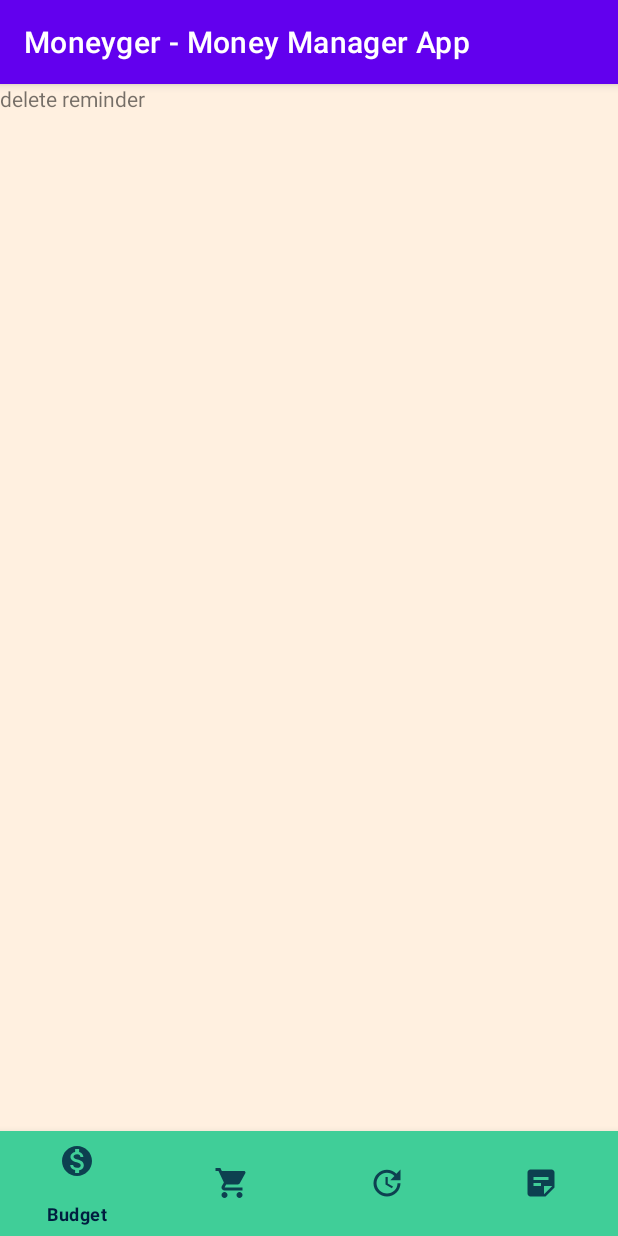
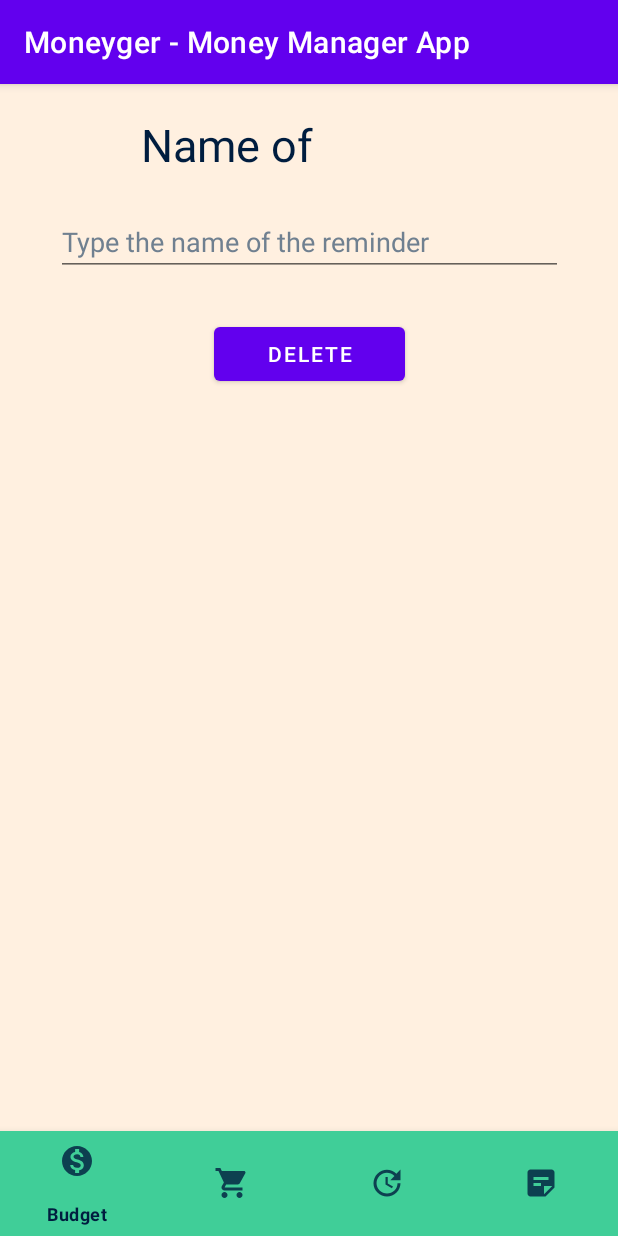
Before and after one commit to ZabrodinNN/moneyger_v2, an Android app: the fragment deleteReminder placed in its activity, on a phone screen of 412 x 824 dp. Run offline under Robolectric (Android 15) with nearby library versions, the light colour scheme and no system bars; our stand-ins replace Firebase (no records; nobody signed in at launch, a user with empty details on screens opened directly).

Commit message:
delete function

```diff
--- a/app/src/main/java/com/moneyger_v2/deleteReminder.java
+++ b/app/src/main/java/com/moneyger_v2/deleteReminder.java
@@ -4,16 +4,51 @@ import android.os.Bundle;
 
 import androidx.fragment.app.Fragment;
 
+import android.text.TextUtils;
+import android.util.Log;
 import android.view.LayoutInflater;
 import android.view.View;
 import android.view.ViewGroup;
+import android.widget.Button;
+import android.widget.EditText;
+import android.widget.TextView;
+import android.widget.Toast;
+
+import com.google.firebase.database.DataSnapshot;
+import com.google.firebase.database.DatabaseError;
+import com.google.firebase.database.DatabaseReference;
+import com.google.firebase.database.FirebaseDatabase;
+import com.google.firebase.database.ValueEventListener;
 
 public class deleteReminder extends Fragment {
+    View view;
+    EditText nameReminder;
+    Button fragmentButton;
+    Button deleteButton;
+    String name;
 
     @Override
     public View onCreateView(LayoutInflater inflater, ViewGroup container,
                              Bundle savedInstanceState) {
         // Inflate the layout for this fragment
-        return inflater.inflate(R.layout.fragment_delete_reminder, container, false);
+        view = inflater.inflate(R.layout.fragment_delete_reminder, container, false);
+        fragmentButton = (Button)view.findViewById(R.id.deleteReminder);
+
+        nameReminder = view.findViewById(R.id.nameReminder);
+        deleteButton = (Button) view.findViewById(R.id.deleteReminder);
+        deleteButton.setOnClickListener(new View.OnClickListener() {
+            @Override
+            public void onClick(View v) {
+                if (TextUtils.isEmpty(nameReminder.getText().toString()) || nameReminder.getText().toString().trim().isEmpty()) {
+                    Toast.makeText(getActivity(), "Please input the reminder", Toast.LENGTH_SHORT).show();
+                } else {
+                    name = nameReminder.getText().toString();
+                    DatabaseReference reference = FirebaseDatabase.getInstance().getReference("Reminders").child(name);
+                    reference.removeValue();
+                }
+            }
+        });
+
+        return view;
     }
 }
--- a/app/src/main/res/layout/fragment_delete_budget.xml
+++ b/app/src/main/res/layout/fragment_delete_budget.xml
@@ -4,7 +4,7 @@
     xmlns:tools="http://schemas.android.com/tools"
     android:layout_width="match_parent"
     android:layout_height="match_parent"
-    tools:context=".newBudget"
+    tools:context=".deleteBudget"
     android:gravity="center">
 
     <androidx.constraintlayout.widget.ConstraintLayout
@@ -19,7 +19,6 @@
             android:text="Name of Budget"
             android:textColor="@color/font_color"
             android:textSize="30dp"
-            app:layout_constraintBottom_toBottomOf="@+id/budgetName"
             app:layout_constraintEnd_toEndOf="parent"
             app:layout_constraintStart_toStartOf="parent"
             app:layout_constraintTop_toTopOf="parent"
--- a/app/src/main/res/layout/fragment_delete_reminder.xml
+++ b/app/src/main/res/layout/fragment_delete_reminder.xml
@@ -1,16 +1,53 @@
-<?xml version="1.0" encoding="utf-8"?>
 <FrameLayout
     xmlns:android="http://schemas.android.com/apk/res/android"
+    xmlns:app="http://schemas.android.com/apk/res-auto"
     xmlns:tools="http://schemas.android.com/tools"
     android:layout_width="match_parent"
     android:layout_height="match_parent"
-    android:gravity="center"
-    tools:context=".deleteReminder">
+    tools:context=".deleteReminder"
+    android:gravity="center">
 
-    <!-- TODO: Update blank fragment layout -->
-    <TextView
+    <androidx.constraintlayout.widget.ConstraintLayout
         android:layout_width="match_parent"
-        android:layout_height="match_parent"
-        android:text="delete reminder" />
+        android:layout_height="match_parent">
+
+        <TextView
+            android:id="@+id/nameR"
+            android:layout_width="224dp"
+            android:layout_height="41dp"
+            android:layout_marginTop="20dp"
+            android:text="Name of Reminder"
+            android:textColor="@color/font_color"
+            android:textSize="30dp"
+            app:layout_constraintEnd_toEndOf="parent"
+            app:layout_constraintStart_toStartOf="parent"
+            app:layout_constraintTop_toTopOf="parent"
+            app:layout_constraintVertical_bias="0.0" />
+
+        <EditText
+            android:id="@+id/nameReminder"
+            android:layout_width="338dp"
+            android:layout_height="44dp"
+            android:layout_marginTop="84dp"
+            android:ems="10"
+            android:hint="Type the name of the reminder"
+            android:inputType="textPersonName"
+            android:textColor="@color/font_color"
+            android:textColorHint="@color/hint_color"
+            app:layout_constraintEnd_toEndOf="parent"
+            app:layout_constraintStart_toStartOf="parent"
+            app:layout_constraintTop_toTopOf="parent" />
+
+        <Button
+            android:id="@+id/deleteReminder"
+            android:layout_width="127dp"
+            android:layout_height="wrap_content"
+            android:layout_marginTop="156dp"
+            android:text="Delete"
+            app:layout_constraintEnd_toEndOf="parent"
+            app:layout_constraintStart_toStartOf="parent"
+            app:layout_constraintTop_toTopOf="parent" />
+
+    </androidx.constraintlayout.widget.ConstraintLayout>
 
 </FrameLayout>
```
Also changed, not shown: app/src/main/java/com/moneyger_v2/StatusActivity.java (deleted, +0 -64 lines), app/src/main/java/com/moneyger_v2/deleteExpense.java (+36 -1 lines), app/src/main/res/layout/activity_status.xml (deleted, +0 -20 lines), app/src/main/res/layout/fragment_delete_expense.xml (+44 -7 lines).
